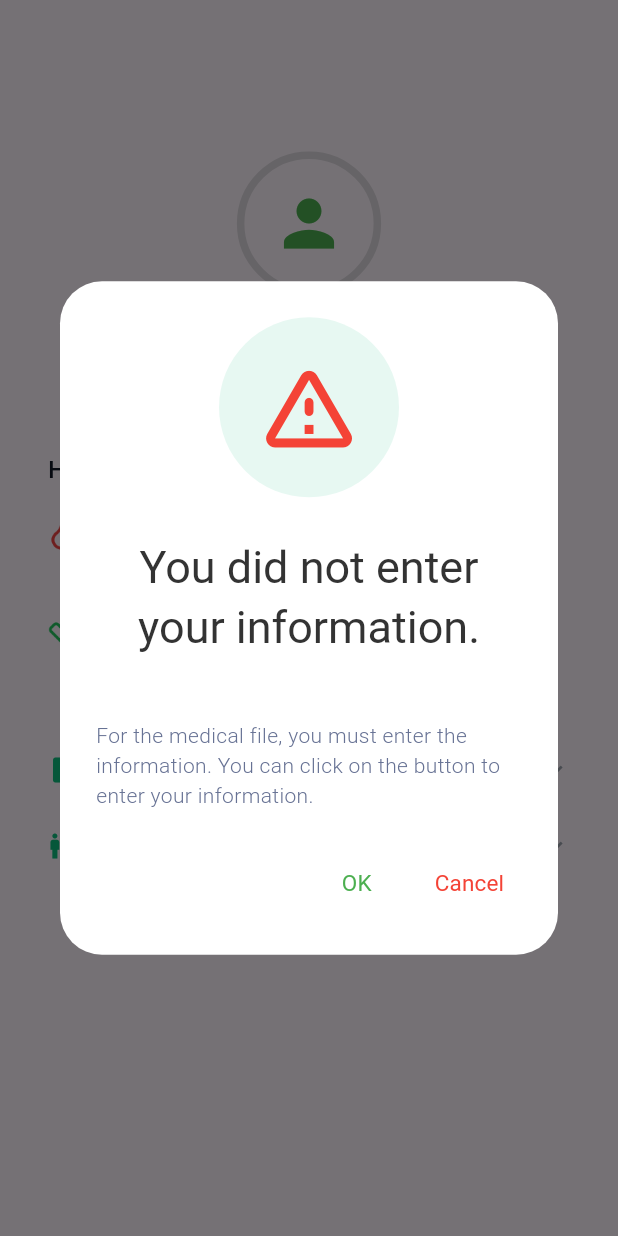
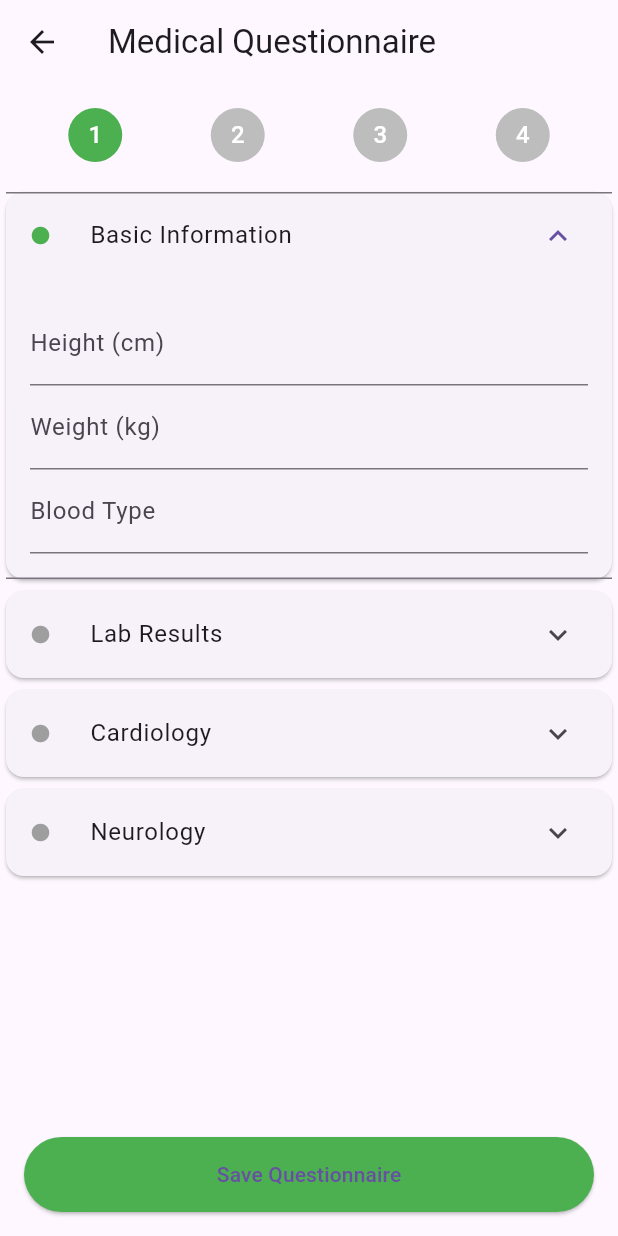
Before and after one commit to amradi6/salamtak, a Flutter app: the ProfielScreen screen opened by its route, after a tap on "OK", on a phone screen of 412 x 824 dp. Run offline on Flutter 3.47's test engine with Material 3 defaults, Android fonts, the phone set to English and light mode, and no system bars; our stand-ins replace flutter_bloc, flutter_rating_bar, image_cropper, image_picker, shared_preferences, shimmer; accounts and stored records are empty; network calls fail; Roboto replaces fonts that are missing (Inter, Rubik).

Commit message:
feat: Implement profile image management and warning dialog
This commit introduces:

- **Profile Image Management:**
    - `ProfielCubit` and `ProfielState` for managing the user's profile image.
    - Functionality to load the profile image from `SharedPreferences`.
    - Functionality to set a new profile image by saving it locally (using `path_provider`) and storing its path in `SharedPreferences`.
- **Profile Screen (`ProfielScreen`):**
    - Renamed from `Profiel` to `ProfielScreen`.
    - Integrated image picking (using `image_picker`) and cropping (using `image_cropper`) for the profile picture.
    - Updated the UI for image cropping to use "Edit Image" as the toolbar title and allow user-defined aspect ratio.
- **Warning Dialog (`buildAlertWarning`):**
    - A new reusable dialog widget that warns the user if they haven't entered their information for the medical file.
    - The dialog includes an icon, title, descriptive text, and "OK" / "Cancel" buttons.
    - The dialog is displayed automatically when the `ProfielScreen` is initialized.
- **Dependencies:**
    - Added `path_provider` to `pubspec.yaml` for managing local file paths.
- **UI Updates:**
    - Changed the profile icon on the `HomeScreen` to have a white background and green icon.
    - Adjusted the height of the `ListView.builder` in `DoctorDetailsForBookingScreen`.
- **Routing:**
    - Updated `AppRoutes` to reflect the rename of `Profiel` to `ProfielScreen`.
    - Updated `HomeCubit` to use `ProfielScreen`.
- **Bloc Integration:**
    - Registered `ProfielCubit` in `main.dart`.

```diff
--- a/frontend/salamtak/lib/core/router/app_routes.dart
+++ b/frontend/salamtak/lib/core/router/app_routes.dart
@@ -13,6 +13,7 @@ import 'package:salamtak/features/home/views/layout_screen.dart';
 import 'package:salamtak/features/onboarding/views/onboarding_screen_01.dart';
 import 'package:salamtak/features/onboarding/views/onboarding_screen_02.dart';
 import 'package:salamtak/features/onboarding/views/onboarding_screen_03.dart';
+import 'package:salamtak/features/profiel/views/medical_questionnaire_screen.dart';
 import 'package:salamtak/features/profiel/views/profiel_screen.dart';
 import 'package:salamtak/shared/utils/create_route.dart';
 import '../../features/splash/views/splash_screen.dart';
@@ -54,6 +55,8 @@ class AppRoutes {
         return createRoute(screen: BookedDoctorsScreen());
       case "/profiel":
         return createRoute(screen: ProfielScreen());
+      case "/medical_questionnaire_screen":
+        return createRoute(screen: MedicalQuestionnaireScreen());
       default:
         return MaterialPageRoute(
           builder:
--- /dev/null
+++ b/frontend/salamtak/lib/features/profiel/views/medical_questionnaire_screen.dart
@@ -0,0 +1,135 @@
+import 'package:flutter/material.dart';
+
+class MedicalQuestionnaireScreen extends StatefulWidget {
+  const MedicalQuestionnaireScreen({super.key});
+
+  @override
+  State<MedicalQuestionnaireScreen> createState() => _MedicalQuestionnaireScreenState();
+}
+
+class _MedicalQuestionnaireScreenState extends State<MedicalQuestionnaireScreen> {
+  int currentStep = 0;
+  List<bool> completedSteps = [false, false, false, false];
+  List<bool> expandedSections = [true, false, false, false];
+
+  @override
+  Widget build(BuildContext context) {
+    return Scaffold(
+      appBar: AppBar(title: Text("Medical Questionnaire")),
+      body: Column(
+        children: [
+          // ---- شريط الترقيم العلوي ----
+          Padding(
+            padding: const EdgeInsets.all(16.0),
+            child: Row(
+              mainAxisAlignment: MainAxisAlignment.spaceAround,
+              children: List.generate(4, (index) {
+                bool isCompleted = completedSteps[index];
+                bool isActive = currentStep == index;
+
+                return Column(
+                  children: [
+                    CircleAvatar(
+                      radius: 18,
+                      backgroundColor: isCompleted
+                          ? Colors.green
+                          : (isActive ? Colors.green : Colors.grey[400]),
+                      child: isCompleted
+                          ? Icon(Icons.check, color: Colors.white, size: 20)
+                          : Text("${index + 1}",
+                          style: TextStyle(color: Colors.white)),
+                    ),
+                  ],
+                );
+              }),
+            ),
+          ),
+
+          Expanded(
+            child: ListView(
+              children: [
+                // القسم الأول
+                buildSection(
+                  index: 0,
+                  title: "Basic Information",
+                  content: Column(
+                    children: [
+                      TextField(decoration: InputDecoration(labelText: "Height (cm)")),
+                      TextField(decoration: InputDecoration(labelText: "Weight (kg)")),
+                      TextField(decoration: InputDecoration(labelText: "Blood Type")),
+                    ],
+                  ),
+                ),
+
+                buildSection(
+                  index: 1,
+                  title: "Lab Results",
+                  content: Center(child: Text("Upload Lab Results Here")),
+                ),
+
+                buildSection(
+                  index: 2,
+                  title: "Cardiology",
+                  content: Center(child: Text("Cardiology Questions")),
+                ),
+
+                buildSection(
+                  index: 3,
+                  title: "Neurology",
+                  content: Center(child: Text("Neurology Questions")),
+                ),
+              ],
+            ),
+          ),
+
+          Padding(
+            padding: const EdgeInsets.all(16.0),
+            child: ElevatedButton(
+              style: ElevatedButton.styleFrom(
+                minimumSize: Size(double.infinity, 50),
+                backgroundColor: Colors.green,
+              ),
+              onPressed: () {
+                setState(() {
+                  completedSteps[currentStep] = true;
+                  if (currentStep < 3) {
+                    currentStep++;
+                    expandedSections = List.generate(4, (i) => i == currentStep);
+                  }
+                });
+              },
+              child: Text("Save Questionnaire"),
+            ),
+          ),
+        ],
+      ),
+    );
+  }
+
+  Widget buildSection({required int index, required String title, required Widget content}) {
+    bool isExpanded = expandedSections[index];
+    return Card(
+      child: ExpansionTile(
+        initiallyExpanded: isExpanded,
+        onExpansionChanged: (expanded) {
+          setState(() {
+            expandedSections[index] = expanded;
+            if (expanded) currentStep = index;
+          });
+        },
+        leading: Icon(
+          Icons.circle,
+          color: isExpanded ? Colors.green : Colors.grey,
+          size: 14,
+        ),
+        title: Text(title),
+        children: [
+          Padding(
+            padding: const EdgeInsets.all(16.0),
+            child: content,
+          )
+        ],
+      ),
+    );
+  }
+}
--- a/frontend/salamtak/lib/features/profiel/widgets/build_alert_warning.dart
+++ b/frontend/salamtak/lib/features/profiel/widgets/build_alert_warning.dart
@@ -38,7 +38,9 @@ Future buildAlertWarning(BuildContext context,) {
           ),
         ),
         actions: [
-          TextButton(onPressed: () {}, child: Text(
+          TextButton(onPressed: () {
+            Navigator.pushNamed(context, "/medical_questionnaire_screen");
+          }, child: Text(
               "OK",
             style: TextStyle(
               color: Colors.green,
```
